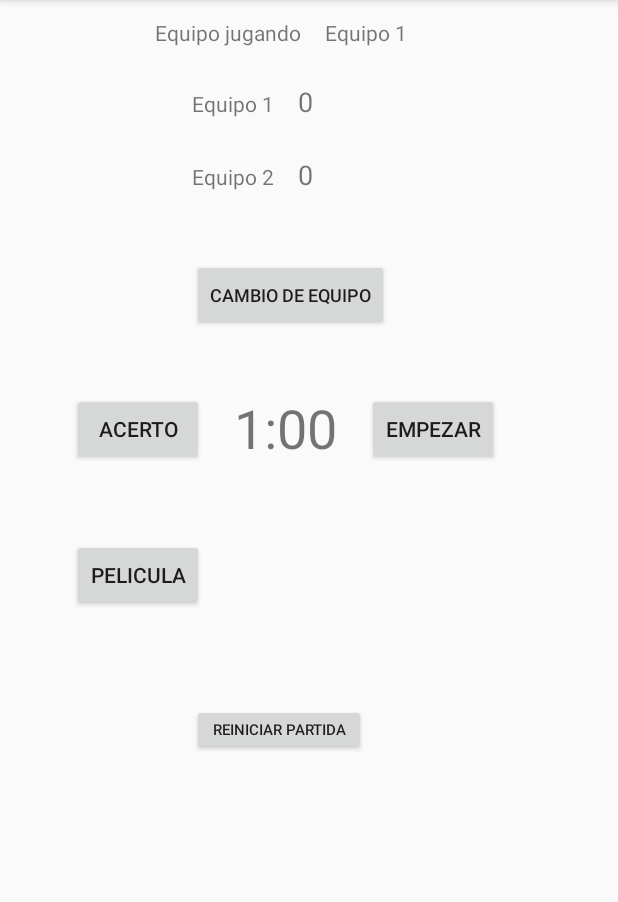
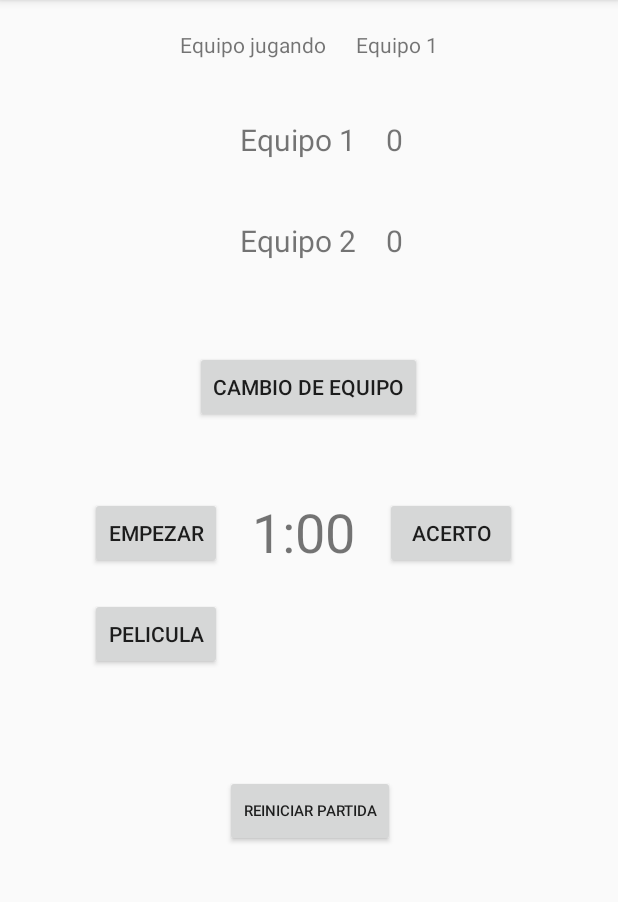
Before and after one commit to RdzSebastian/mimicapp, an Android app: the screen it shows after launch (MainActivity), on a phone screen of 412 x 824 dp, the part 84-986 px from its top. Run offline under Robolectric (Android 15) with nearby library versions, the light colour scheme and no system bars.

Commit message:
Mejoras visuales, se mejoro la adaptacion y utilizacion de toda la pantalla

```diff
--- a/app/src/main/res/layout/activity_main.xml
+++ b/app/src/main/res/layout/activity_main.xml
@@ -1,84 +1,32 @@
 <?xml version="1.0" encoding="utf-8"?>
 
-<LinearLayout
-    xmlns:android="http://schemas.android.com/apk/res/android"
+<LinearLayout xmlns:android="http://schemas.android.com/apk/res/android"
     android:layout_width="match_parent"
     android:layout_height="match_parent"
-    android:paddingLeft="16dp"
-    android:paddingRight="16dp"
     android:orientation="vertical"
-    >
+    android:paddingLeft="20dp"
+    android:paddingRight="20dp">
 
 
-    <LinearLayout android:orientation="horizontal"
-        android:layout_margin="12dip"
+    <LinearLayout
         android:layout_width="wrap_content"
-        android:layout_height="wrap_content">
+        android:layout_height="wrap_content"
+        android:layout_margin="20dp"
+        android:orientation="horizontal">
 
         <TextView
             android:id="@+id/textView8"
             android:layout_width="wrap_content"
             android:layout_height="wrap_content"
-            android:layout_marginLeft="75dp"
-            android:text="Equipo jugando"/>
+            android:layout_marginLeft="80dp"
+            android:text="Equipo jugando" />
 
         <TextView
             android:id="@+id/nombre"
             android:layout_width="wrap_content"
             android:layout_height="wrap_content"
-            android:paddingLeft="16dp"
-            android:text="Equipo X"/>
-
-    </LinearLayout>
-
-
-
-
-    <LinearLayout android:orientation="horizontal"
-        android:layout_margin="12dip"
-        android:layout_width="wrap_content"
-        android:layout_height="wrap_content">
-
-        <TextView
-            android:id="@+id/Equipo1"
-            android:layout_width="wrap_content"
-            android:layout_height="wrap_content"
-            android:text="Equipo1"
-            android:layout_marginLeft="100dp"/>
-
-        <TextView
-            android:id="@+id/puntos1"
-            android:layout_width="wrap_content"
-            android:layout_height="wrap_content"
-            android:text="0"
-            android:paddingLeft="16dp"
-            android:textSize="18sp"/>
-
-    </LinearLayout>
-
-
-
-
-    <LinearLayout android:orientation="horizontal"
-        android:layout_margin="12dip"
-        android:layout_width="wrap_content"
-        android:layout_height="wrap_content">
-
-        <TextView
-            android:id="@+id/Equipo2"
-            android:layout_width="match_parent"
-            android:layout_height="wrap_content"
-            android:text="Equipo2"
-            android:layout_marginLeft="100dp"
-            android:textSize="14sp" />
-
-        <TextView
-            android:id="@+id/puntos2"
-            android:layout_width="wrap_content"
-            android:layout_height="wrap_content"
-            android:text="0"
-            android:paddingLeft="16dp"
-            android:textSize="18sp" />
+            android:paddingLeft="20dp"
+            android:text="Equipo X" />
 
     </LinearLayout>
 
@@ -86,53 +34,24 @@
     <LinearLayout
         android:layout_width="wrap_content"
         android:layout_height="wrap_content"
-        android:layout_margin="12dip"
+        android:layout_margin="20dp"
         android:orientation="horizontal">
 
-        <Button
-            android:id="@+id/cambio"
+        <TextView
+            android:id="@+id/Equipo1"
             android:layout_width="wrap_content"
             android:layout_height="wrap_content"
-            android:onClick="cambioDeEquipo"
-            android:text="cambio de equipo"
-            android:layout_marginLeft="100dp"
-            android:layout_marginTop="20dp"
-            android:textSize="12sp" />
+            android:layout_marginLeft="120dp"
+            android:textSize="20sp"
+            android:text="Equipo1" />
 
-    </LinearLayout>
-
-
-
-
-    <LinearLayout android:orientation="horizontal"
-        android:layout_marginLeft="12dp"
-        android:layout_marginTop="20dp"
-        android:layout_width="wrap_content"
-        android:layout_height="wrap_content">
-
-        <Button
-            android:id="@+id/buttonTime2"
+        <TextView
+            android:id="@+id/puntos1"
             android:layout_width="wrap_content"
             android:layout_height="wrap_content"
-            android:onClick="Acierto"
-            android:text="Acerto"
-            android:layout_marginLeft="20dp"/>
-
-        <TextView
-            android:id="@+id/tiempo"
-            android:layout_width="wrap_content"
-            android:layout_height="wrap_content"
-            android:text="1:00"
-            android:textSize="36sp"
-            android:layout_marginTop="8dp"
-            android:layout_marginLeft="20dp"/>
-
-        <Button
-            android:id="@+id/buttonTime"
-            android:layout_width="wrap_content"
-            android:layout_height="wrap_content"
-            android:text="Empezar"
-            android:layout_marginLeft="20dp"/>
+            android:paddingLeft="20dp"
+            android:text="0"
+            android:textSize="20sp" />
 
     </LinearLayout>
 
@@ -140,45 +59,130 @@
     <LinearLayout
         android:layout_width="wrap_content"
         android:layout_height="wrap_content"
-        android:layout_marginLeft="12dp"
-        android:layout_marginTop="50dp"
+        android:layout_margin="20dp"
+        android:orientation="horizontal">
+
+        <TextView
+            android:id="@+id/Equipo2"
+            android:layout_width="match_parent"
+            android:layout_height="wrap_content"
+            android:layout_marginLeft="120dp"
+            android:text="Equipo2"
+            android:textSize="20sp" />
+
+        <TextView
+            android:id="@+id/puntos2"
+            android:layout_width="wrap_content"
+            android:layout_height="wrap_content"
+            android:paddingLeft="20dp"
+            android:text="0"
+            android:textSize="20sp" />
+
+    </LinearLayout>
+
+
+    <LinearLayout
+        android:layout_width="wrap_content"
+        android:layout_height="wrap_content"
+        android:layout_margin="20dp"
+        android:orientation="horizontal">
+
+        <Button
+            android:id="@+id/cambio"
+            android:layout_width="wrap_content"
+            android:layout_height="wrap_content"
+            android:layout_marginLeft="90dp"
+            android:layout_marginTop="20dp"
+            android:onClick="cambioDeEquipo"
+            android:text="cambio de equipo"
+            android:textSize="14sp" />
+
+    </LinearLayout>
+
+
+    <LinearLayout
+        android:layout_width="wrap_content"
+        android:layout_height="wrap_content"
+        android:layout_marginStart="20dp"
+        android:layout_marginLeft="20dp"
+        android:layout_marginTop="20dp"
+        android:orientation="horizontal">
+
+        <Button
+            android:id="@+id/buttonTime"
+            android:layout_width="wrap_content"
+            android:layout_height="wrap_content"
+            android:layout_marginStart="20dp"
+            android:layout_marginLeft="20dp"
+            android:text="Empezar" />
+
+        <TextView
+            android:id="@+id/tiempo"
+            android:layout_width="wrap_content"
+            android:layout_height="wrap_content"
+            android:layout_marginStart="20dp"
+            android:layout_marginLeft="20dp"
+            android:layout_marginTop="8dp"
+            android:text="1:00"
+            android:textSize="36sp" />
+
+
+        <Button
+            android:id="@+id/buttonTime2"
+            android:layout_width="wrap_content"
+            android:layout_height="wrap_content"
+            android:layout_marginStart="20dp"
+            android:layout_marginLeft="20dp"
+            android:onClick="Acierto"
+            android:text="Acerto" />
+
+    </LinearLayout>
+
+
+    <LinearLayout
+        android:layout_width="wrap_content"
+        android:layout_height="wrap_content"
+        android:layout_marginLeft="20dp"
+        android:layout_marginTop="20dp"
         android:orientation="horizontal">
 
         <Button
             android:id="@+id/pelicula"
             android:layout_width="wrap_content"
             android:layout_height="wrap_content"
+            android:layout_marginStart="20dp"
+            android:layout_marginLeft="20dp"
             android:onClick="pelicula"
-            android:text="Pelicula"
-            android:layout_marginLeft="20dp"/>
+            android:text="Pelicula" />
 
         <TextView
             android:id="@+id/PeliculaSelect"
             android:layout_width="wrap_content"
             android:layout_height="wrap_content"
+            android:layout_marginStart="20dp"
+            android:layout_marginLeft="20dp"
             android:text="Pelicula"
-            android:textSize="24sp"
-            android:layout_marginLeft="20dp"/>
+            android:textSize="24sp" />
 
     </LinearLayout>
 
 
-
-
-    <LinearLayout android:orientation="horizontal"
-        android:layout_margin="12dip"
+    <LinearLayout
         android:layout_width="wrap_content"
-        android:layout_height="wrap_content">
+        android:layout_height="wrap_content"
+        android:layout_margin="20dp"
+        android:orientation="horizontal">
 
         <Button
             android:id="@+id/button8"
-            android:layout_width="116dp"
-            android:layout_height="34dp"
+            android:layout_width="wrap_content"
+            android:layout_height="wrap_content"
+            android:layout_marginTop="50dp"
+            android:layout_marginStart="110dp"
+            android:layout_marginLeft="110dp"
             android:onClick="reseteaContador"
             android:text="Reiniciar Partida"
-            android:textSize="10sp"
-            android:layout_marginTop="50dp"
-            android:layout_marginLeft="100dp"/>
+            android:textSize="10sp" />
 
     </LinearLayout>
 
```
